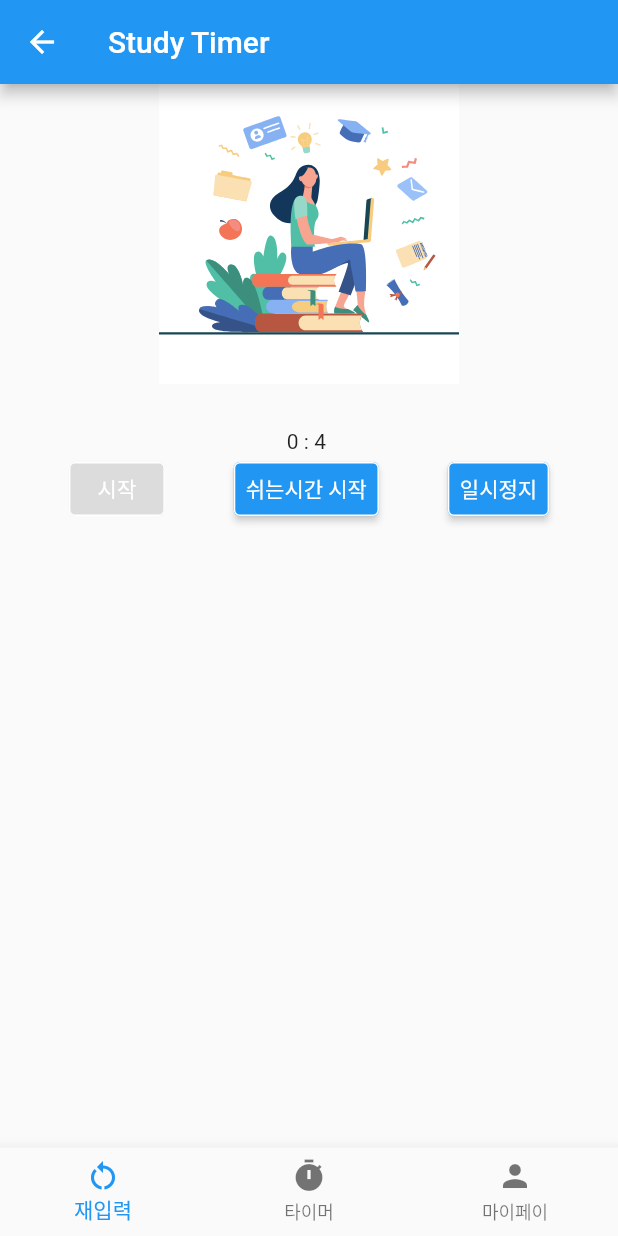
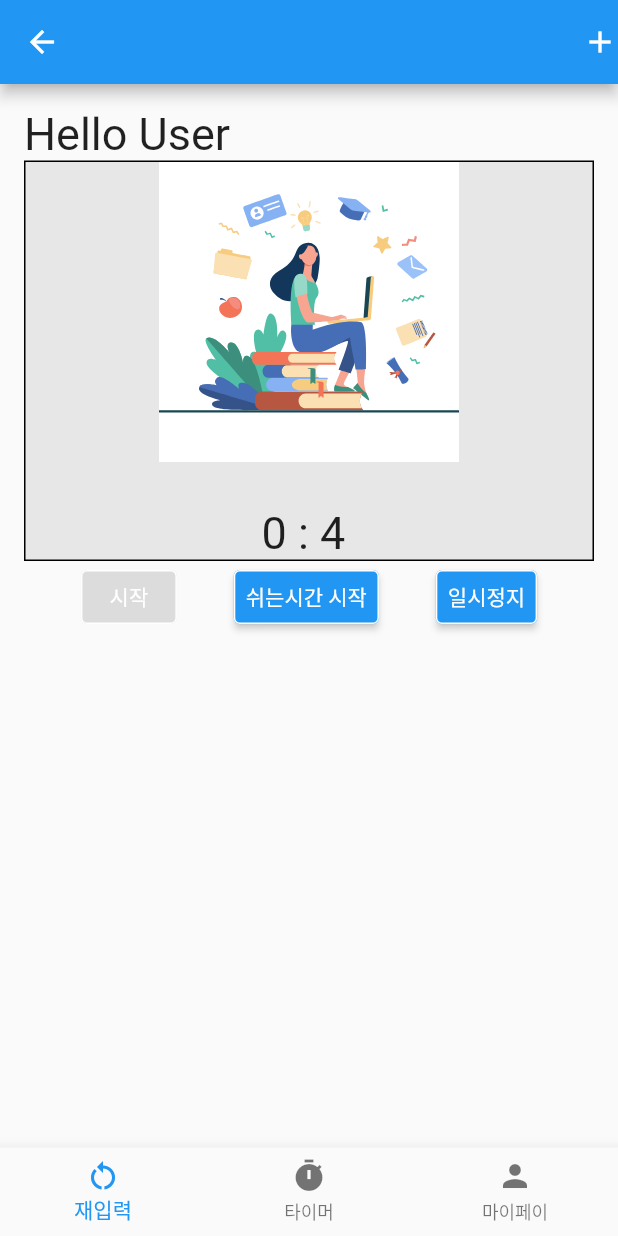
Before and after one commit to beomq/random_break_timer, a Flutter app: the TimerHomePage screen opened directly, after a tap on "시작", on a phone screen of 412 x 824 dp. Run offline on Flutter 3.47's test engine with Material 2 defaults, Android fonts, the light colour scheme and no system bars; our stand-ins replace awesome_notifications, firebase_auth, flutter_dotenv, flutter_local_notifications, google_sign_in, hive and 3 more; missing offline and left inert: flutterfire_ui; accounts and stored records are empty; Roboto replaces fonts that are missing (RobotoMono).

Commit message:
알림 기능을 위한 설정,

```diff
--- a/lib/main.dart
+++ b/lib/main.dart
@@ -1,3 +1,4 @@
+import 'package:awesome_notifications/awesome_notifications.dart';
 import 'package:flutter/material.dart';
 import 'package:hive_flutter/hive_flutter.dart';
 import 'package:random_break_timer/data/model/study_data.dart';
@@ -11,9 +12,39 @@ void main() async {
   Hive.registerAdapter(StudyDataAdapter());
   datas = await Hive.openBox<StudyData>('todolist.db');
   runApp(MyApp());
+
+  AwesomeNotifications().initialize(
+      'resource://drawable/ic_stat_name',
+      [
+        NotificationChannel(
+          channelKey: 'scheduled_channel',
+          channelName: 'Scheduled Notifications',
+          defaultColor: Colors.teal,
+          locked: true,
+          importance: NotificationImportance.High,
+          channelDescription: '',
+        )
+      ],
+      channelGroups: [
+        NotificationChannelGroup(
+            channelGroupkey: 'scheduled_channel_group',
+            channelGroupName: 'Scheduled group')
+      ],
+      debug: true);
 }
 
-class MyApp extends StatelessWidget {
+class MyApp extends StatefulWidget {
+  static final GlobalKey<NavigatorState> navigatorKey =
+      GlobalKey<NavigatorState>();
+
+  static const String name = 'Awesome Notifications - Example App';
+  static const Color mainColor = Colors.deepPurple;
+
+  @override
+  State<MyApp> createState() => _MyAppState();
+}
+
+class _MyAppState extends State<MyApp> {
   @override
   Widget build(BuildContext context) {
     return MaterialApp(
--- a/lib/ui/main/main_screen.dart
+++ b/lib/ui/main/main_screen.dart
@@ -2,6 +2,7 @@ import 'dart:async';
 import 'dart:math';
 
 import 'package:flutter/material.dart';
+import 'package:flutter_local_notifications/flutter_local_notifications.dart';
 import 'package:lottie/lottie.dart';
 import 'package:random_break_timer/ui/widget/custom_button.dart';
 import 'package:random_break_timer/ui/widget/custom_time_text.dart';
@@ -28,7 +29,8 @@ class _TimerHomePageState extends State<TimerHomePage> {
   late Duration _minBreakTime;
   late Duration _maxBreakTime;
   late Duration _breakTime;
-  Duration _elapsedTime = Duration.zero;
+  Duration _elapsedStudyTime = Duration.zero;
+  Duration _elapsedBreakTime = Duration.zero;
   bool _isStudying = false;
   bool _isPause = false;
   List<Duration> _studyAndBreakTime = [];
@@ -52,7 +54,7 @@ class _TimerHomePageState extends State<TimerHomePage> {
         if (_time != Duration.zero) {
           setState(() {
             _time -= const Duration(seconds: 1);
-            _elapsedTime += const Duration(seconds: 1);
+            _elapsedStudyTime += const Duration(seconds: 1);
           });
         }
       },
@@ -79,12 +81,11 @@ class _TimerHomePageState extends State<TimerHomePage> {
 
   void _startBreakTime() {
     _stop();
-    _studyAndBreakTime.add(_elapsedTime);
-    _elapsedTime = Duration.zero;
+    _studyAndBreakTime.add(_elapsedStudyTime);
+    _elapsedStudyTime = Duration.zero;
     _isPause = false;
     _isStudying = false;
     _breakTime = getRandomDuration(_minBreakTime, _maxBreakTime);
-    _studyAndBreakTime.add(_breakTime);
     _timer = Timer.periodic(
       const Duration(seconds: 1),
       (timer) {
@@ -92,10 +93,13 @@ class _TimerHomePageState extends State<TimerHomePage> {
           setState(
             () {
               _breakTime -= const Duration(seconds: 1);
+              _elapsedBreakTime += const Duration(seconds: 1);
             },
           );
         } else {
           _stop();
+          _studyAndBreakTime.add(_elapsedBreakTime);
+          _elapsedBreakTime = Duration.zero;
           _start();
         }
       },
@@ -260,7 +264,7 @@ class _TimerHomePageState extends State<TimerHomePage> {
         tiles.add(
           ListTile(
             title: Text(
-              '공부: ${_formatDuration(studyDuration)} 휴식: ${_formatDuration(breakDuration)}',
+              '${(i / 2 + 1).toInt()}. 공부: ${_formatDuration(studyDuration)} 휴식: ${_formatDuration(breakDuration)}',
             ),
           ),
         );
@@ -271,12 +275,31 @@ class _TimerHomePageState extends State<TimerHomePage> {
 
     return Scaffold(
       appBar: AppBar(
-        title: const Text("Study Timer"),
+        actions: [Icon(Icons.add)],
       ),
       body: SingleChildScrollView(
         child: Center(
+          child: Padding(
+            padding: const EdgeInsets.all(16.0),
             child: Column(
               mainAxisAlignment: MainAxisAlignment.center,
+              children: [
+                const Align(
+                  alignment: Alignment.centerLeft,
+                  child: Text(
+                    'Hello User',
+                    style: TextStyle(
+                      fontSize: 30,
+                    ),
+                  ),
+                ),
+                Container(
+                  width: double.infinity,
+                  decoration: BoxDecoration(
+                    border: Border.all(width: 1),
+                    color: const Color(0xFFE7E7E7),
+                  ),
+                  child: Column(
                     children: [
                       _isStudying
                           ? Column(
@@ -302,23 +325,44 @@ class _TimerHomePageState extends State<TimerHomePage> {
                       _isStudying
                           ? CustomTimeText(time: _time)
                           : CustomTimeText(time: _breakTime),
+                    ],
+                  ),
+                ),
                 Row(
                   mainAxisAlignment: MainAxisAlignment.spaceEvenly,
                   children: [
-                  _isStudying && !_isPause
+                    (_isStudying && !_isPause) || (!_isStudying && _isPause)
                         ? CustomButton(onPressed: null, text: '시작')
                         : CustomButton(onPressed: () => _start(), text: '시작'),
                     !_isStudying && !_isPause
                         ? CustomButton(onPressed: null, text: '쉬는시간 시작')
                         : CustomButton(
-                          onPressed: () => _startBreakTime(), text: '쉬는시간 시작'),
+                            onPressed: () => _startBreakTime(),
+                            text: '쉬는시간 시작'),
                     !_isPause
                         ? CustomButton(onPressed: () => _stop(), text: '일시정지')
                         : CustomButton(onPressed: null, text: '정지'),
                   ],
                 ),
-              _buildStudyBreakPairs()
+                _studyAndBreakTime.isNotEmpty
+                    ? Container(
+                        width: double.infinity,
+                        decoration: BoxDecoration(
+                          border: Border.all(width: 1),
+                          color: const Color(0xFFE7E7E7),
+                        ),
+                        child: Column(
+                          children: [
+                            const Align(
+                              alignment: Alignment.centerLeft,
+                              child: Text('공부 시간'),
+                            ),
+                            _buildStudyBreakPairs(),
                           ],
+                        ))
+                    : Container()
+              ],
+            ),
           ),
         ),
       ),
--- a/lib/ui/widget/custom_time_text.dart
+++ b/lib/ui/widget/custom_time_text.dart
@@ -11,8 +11,11 @@ class CustomTimeText extends StatelessWidget {
   Widget build(BuildContext context) {
     return time.inHours > 0
         ? Text(
-            '${time.inHours} : ${time.inMinutes.remainder(60)} : ${time.inSeconds.remainder(60)} ')
+            '${time.inHours} : ${time.inMinutes.remainder(60)} : ${time.inSeconds.remainder(60)} ',
+            style: TextStyle(fontSize: 30),
+          )
         : Text(
-            '${time.inMinutes.remainder(60)} : ${time.inSeconds.remainder(60)} ');
+            '${time.inMinutes.remainder(60)} : ${time.inSeconds.remainder(60)} ',
+            style: TextStyle(fontSize: 30));
   }
 }
--- a/pubspec.yaml
+++ b/pubspec.yaml
@@ -56,6 +56,8 @@ dependencies:
   hive: ^2.2.3
   hive_flutter: ^1.1.0
   hive_generator: ^2.0.0
+  flutter_local_notifications: ^15.1.0+1
+  awesome_notifications: ^0.6.19
 
 
 dev_dependencies:
```
Also changed, not shown: lib/ui/input/study_time_input_screen.dart (+6 -2 lines), lib/ui/loading/loading_screen.dart (+42 -0 lines), pubspec.lock, 2 other files. Lines whose indentation alone changed are shown as unchanged.
